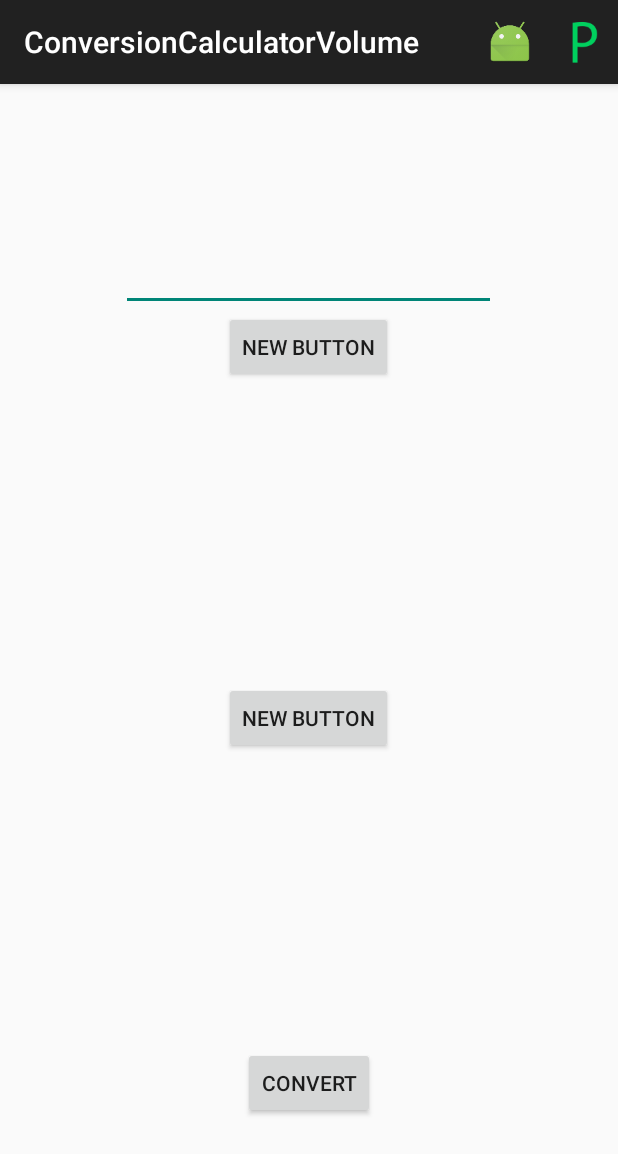
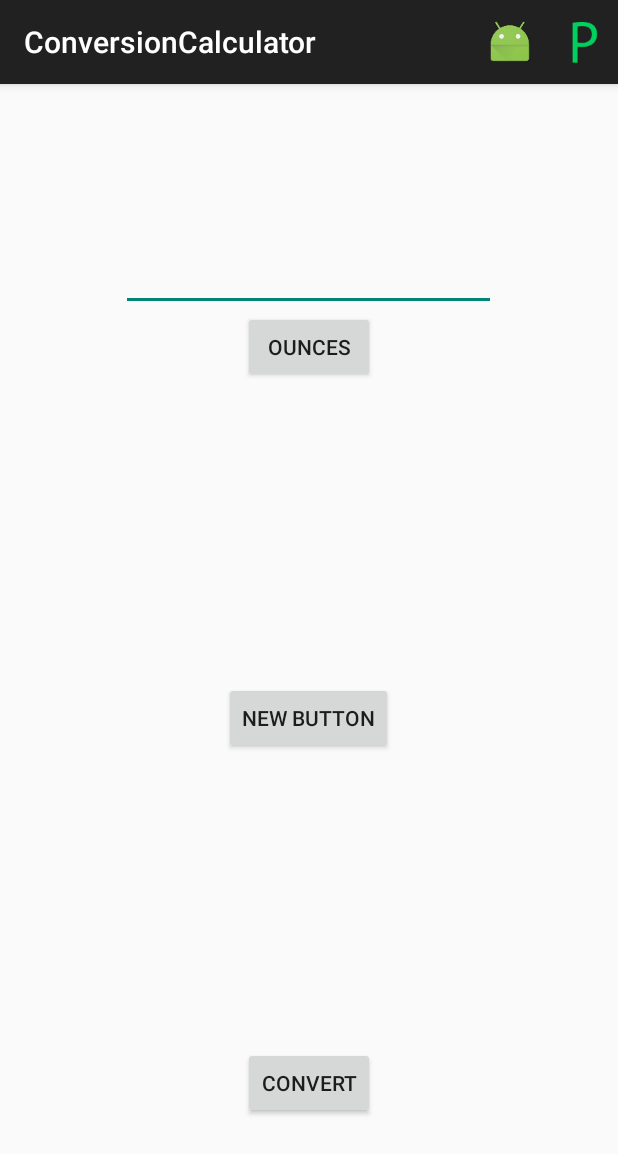
Before and after one commit to Test-Android/_Pantrie-Android, an Android app: the ConversionCalculator screen opened directly, with no data from a screen before it, after a tap on "Volume", on a phone screen of 412 x 824 dp. Shown: the top 1154 px of the screen. Run offline under Robolectric (Android 15) with nearby library versions, the phone set to English and light mode, and no system bars; 3 other taps on this screen came first.

Commit message:
wow this is really unhappy with me

```diff
--- a/MyApplication/app/src/main/AndroidManifest.xml
+++ b/MyApplication/app/src/main/AndroidManifest.xml
@@ -4,7 +4,6 @@
 
     <uses-permission android:name="android.permission.INTERNET" />
     <uses-permission android:name="android.permission.ACCESS_NETWORK_STATE" />
-
     <application
         android:allowBackup="true"
         android:icon="@mipmap/ic_launcher"
@@ -41,15 +40,11 @@
         </activity>
         <activity
             android:name="com.nicodangelo.list.ListAdapter"
-            android:label="@string/title_activity_list_adapter" >
+            android:label="@string/title_activity_list_adapter">
         </activity>
         <activity
-            android:name="com.nicodangelo.Util.ConversionCalculatorMass"
+            android:name="com.nicodangelo.Util.ConversionCalculator"
             android:label="@string/title_activity_conversion_calculator" >
-        </activity>
-        <activity
-            android:name="com.nicodangelo.Util.ConversionCalculatorVolume"
-            android:label="@string/title_activity_conversion_calculator_volume" >
         </activity>
     </application>
 
--- a/MyApplication/app/src/main/java/com/nicodangelo/Util/ConversionCalculatorMass.java
+++ b/MyApplication/app/src/main/java/com/nicodangelo/Util/ConversionCalculator.java
@@ -4,7 +4,6 @@ package com.nicodangelo.Util;
 
 
 import android.app.AlertDialog;
-import android.content.Intent;
 import android.os.Bundle;
 import android.support.v7.app.ActionBarActivity;
 import android.text.TextUtils;
@@ -19,7 +18,7 @@ import android.widget.Toast;
 
 import com.nicodangelo.pantrie.R;
 
-public class ConversionCalculatorMass extends ActionBarActivity
+public class ConversionCalculator extends ActionBarActivity
 {
     //They may be not used however these are all the "Objects" in the class that are active and do things:)
     private EditText input;
@@ -235,11 +234,11 @@ public class ConversionCalculatorMass extends ActionBarActivity
         a.setCancelable(false);
 
         //Create the button
-        final Button ounces1 = new Button(ConversionCalculatorMass.this);
-        final Button grams1 = new Button(ConversionCalculatorMass.this);
-        final Button pounds1 = new Button(ConversionCalculatorMass.this);
-        final Button milligrams1 = new Button(ConversionCalculatorMass.this);
-        final Button kilograms1 = new Button (ConversionCalculatorMass.this);
+        final Button ounces1 = new Button(ConversionCalculator.this);
+        final Button grams1 = new Button(ConversionCalculator.this);
+        final Button pounds1 = new Button(ConversionCalculator.this);
+        final Button milligrams1 = new Button(ConversionCalculator.this);
+        final Button kilograms1 = new Button (ConversionCalculator.this);
 
         //set the name to the buttons
         ounces1.setText("ounces");
@@ -309,7 +308,7 @@ public class ConversionCalculatorMass extends ActionBarActivity
 
         //NOW ADD THE STUFF CREATED ABOVE TO THE VIEW WITH A NEW LAYOUT
 
-        layout1 = new LinearLayout(ConversionCalculatorMass.this);
+        layout1 = new LinearLayout(ConversionCalculator.this);
         layout1.setOrientation(LinearLayout.VERTICAL);
         //Add the buttons to the layout
         layout1.addView(ounces1);
@@ -339,11 +338,11 @@ public class ConversionCalculatorMass extends ActionBarActivity
         b.setCancelable(false);
 
         //Create the button
-        final Button ounces2 = new Button(ConversionCalculatorMass.this);
-        final Button grams2 = new Button(ConversionCalculatorMass.this);
-        final Button pounds2 = new Button(ConversionCalculatorMass.this);
-        final Button milligrams2 = new Button(ConversionCalculatorMass.this);
-        final Button kilograms2 = new Button(ConversionCalculatorMass.this);
+        final Button ounces2 = new Button(ConversionCalculator.this);
+        final Button grams2 = new Button(ConversionCalculator.this);
+        final Button pounds2 = new Button(ConversionCalculator.this);
+        final Button milligrams2 = new Button(ConversionCalculator.this);
+        final Button kilograms2 = new Button(ConversionCalculator.this);
 
         //set the name to the buttons
         ounces2.setText("ounces");
@@ -408,7 +407,7 @@ public class ConversionCalculatorMass extends ActionBarActivity
             }
         });
 
-        layout2 = new LinearLayout(ConversionCalculatorMass.this);
+        layout2 = new LinearLayout(ConversionCalculator.this);
         layout2.setOrientation(LinearLayout.VERTICAL);
         //Add the buttons to the layout
         layout2.addView(ounces2);
@@ -440,8 +439,6 @@ public class ConversionCalculatorMass extends ActionBarActivity
         //noinspection SimplifiableIfStatement
         if (id == R.id.volume)
         {
-            Intent i = new Intent(this, ConversionCalculatorVolume.class);
-            startActivity(i);
             return true;
         }
         else if(id == R.id.length)
--- a/MyApplication/app/src/main/java/com/nicodangelo/Util/Settings.java
+++ b/MyApplication/app/src/main/java/com/nicodangelo/Util/Settings.java
@@ -50,7 +50,7 @@ public class Settings extends ActionBarActivity
 
     public void launchConversionCalc(View view)
     {
-        Intent i = new Intent(this, ConversionCalculatorMass.class);
+        Intent i = new Intent(this, ConversionCalculator.class);
         startActivity(i);
     }
 
--- a/MyApplication/app/src/main/res/values/strings.xml
+++ b/MyApplication/app/src/main/res/values/strings.xml
@@ -25,5 +25,4 @@
     <string name="title_activity_conversion_calculator">ConversionCalculator</string>
     <string name="action_add_items">Add Item</string>
     <string name="hello_world">Hello world!</string>
-    <string name="title_activity_conversion_calculator_volume">ConversionCalculatorVolume</string>
 </resources>
```
Also changed, not shown: MyApplication/app/src/main/res/layout/activity_conversion_calculator_volume.xml (deleted, +0 -53 lines), MyApplication/app/src/main/res/menu/menu_conversion_calculator_volume.xml (deleted, +0 -7 lines).
